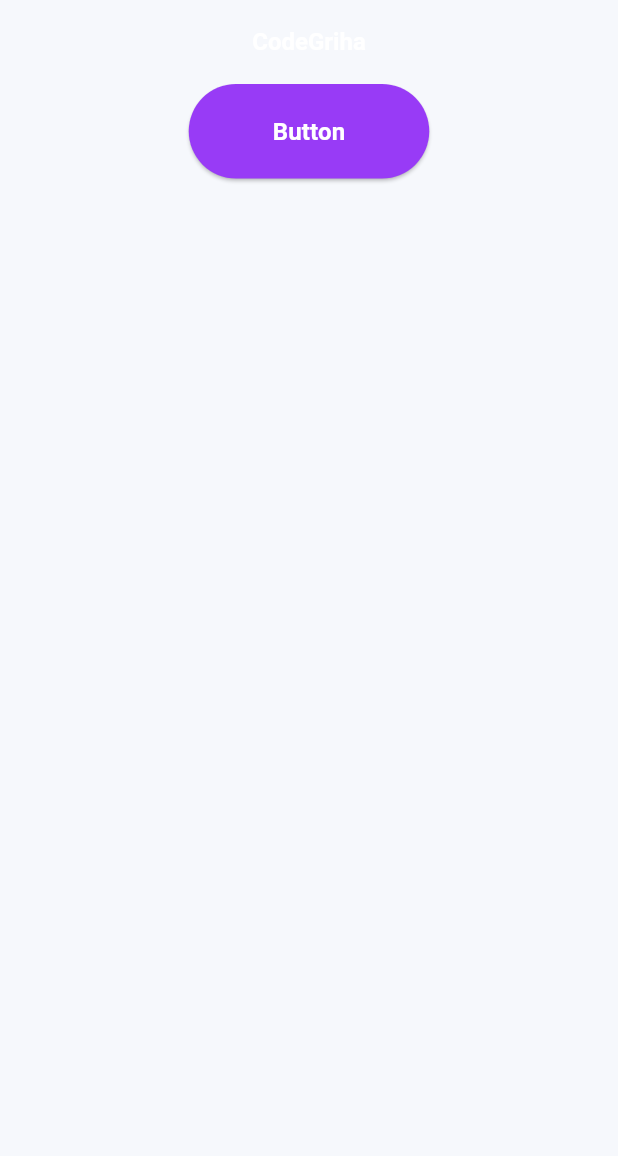
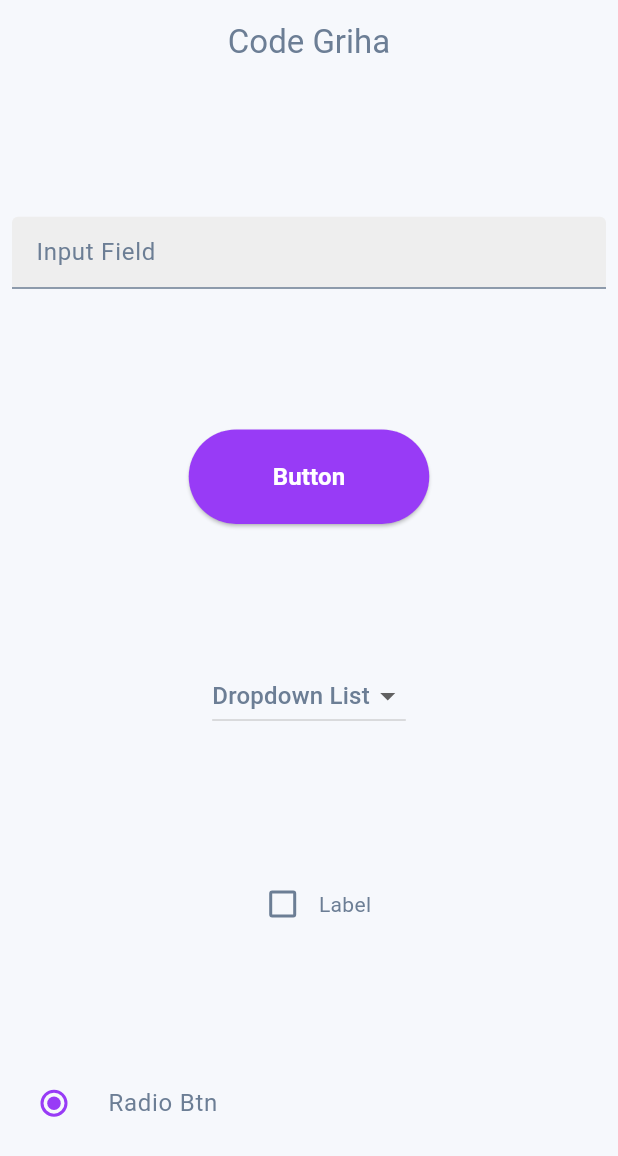
Before and after one commit to TheRealHex/intern_flutter, a Flutter app: the screen it shows after launch, on a phone screen of 412 x 824 dp. Shown: the top 1156 px of the screen. Run offline on Flutter 3.47's test engine with Material 3 defaults, Android fonts, the phone set to English and light mode, and no system bars.

Commit message:
textfield component checkbox component dropdown component radio component

```diff
--- a/lib/component/button.dart
+++ b/lib/component/button.dart
@@ -1,14 +1,10 @@
 import 'package:flutter/material.dart';
 import 'package:intern_flutter/style/styles.dart';
 
-class MyBtn extends StatefulWidget {
-  const MyBtn({super.key});
+class MyBtn extends StatelessWidget {
+  final String text;
+  const MyBtn({super.key, required this.text});
 
-  @override
-  State<MyBtn> createState() => _MyBtnState();
-}
-
-class _MyBtnState extends State<MyBtn> {
   @override
   Widget build(BuildContext context) {
     return ElevatedButton(
@@ -18,7 +14,7 @@ class _MyBtnState extends State<MyBtn> {
         padding: const EdgeInsets.symmetric(vertical: 20, horizontal: 56),
       ),
       child: Text(
-        'Button',
+        text,
         style: mediumTextStyle,
       ),
     );
--- /dev/null
+++ b/lib/component/checkbox.dart
@@ -0,0 +1,44 @@
+import 'package:flutter/material.dart';
+
+class MyCheckBox extends StatefulWidget {
+  final String label;
+  final bool initValue;
+
+  const MyCheckBox({
+    super.key,
+    required this.label,
+    required this.initValue,
+  });
+
+  @override
+  State<MyCheckBox> createState() => _MyCheckBoxState();
+}
+
+class _MyCheckBoxState extends State<MyCheckBox> {
+  late bool _value;
+  @override
+  void initState() {
+    super.initState();
+    _value = widget.initValue;
+  }
+
+  @override
+  Widget build(BuildContext context) {
+    return Row(
+      mainAxisAlignment: MainAxisAlignment.center,
+      children: [
+        Checkbox(
+          value: _value,
+          onChanged: (bool? newValue) {
+            if (newValue != null) {
+              setState(() {
+                _value = newValue;
+              });
+            }
+          },
+        ),
+        Text(widget.label)
+      ],
+    );
+  }
+}
--- /dev/null
+++ b/lib/component/dropdown.dart
@@ -0,0 +1,38 @@
+import 'package:flutter/material.dart';
+
+class MyDropDown extends StatefulWidget {
+  const MyDropDown({super.key});
+
+  @override
+  State<MyDropDown> createState() => _MyDropDownState();
+}
+
+class _MyDropDownState extends State<MyDropDown> {
+  int _value = 0;
+  @override
+  Widget build(BuildContext context) {
+    return DropdownButton<int>(
+        value: _value,
+        items: const [
+          DropdownMenuItem(
+            value: 0,
+            child: Text('Dropdown List'),
+          ),
+          DropdownMenuItem(
+            value: 1,
+            child: Text('List Item 1'),
+          ),
+          DropdownMenuItem(
+            value: 2,
+            child: Text('List Item 2'),
+          )
+        ],
+        onChanged: (int? value) {
+          if (value != null) {
+            setState(() {
+              _value = value;
+            });
+          }
+        });
+  }
+}
--- /dev/null
+++ b/lib/component/input_field.dart
@@ -0,0 +1,21 @@
+import 'package:flutter/material.dart';
+
+class MyInputField extends StatelessWidget {
+  final String hint;
+  const MyInputField({super.key, required this.hint});
+
+  @override
+  Widget build(BuildContext context) {
+    return Padding(
+      padding: const EdgeInsets.all(8.0),
+      child: TextField(
+        decoration: InputDecoration(
+          fillColor: Colors.grey[200],
+          filled: true,
+          hintText: hint,
+        ),
+        maxLines: 1,
+      ),
+    );
+  }
+}
--- /dev/null
+++ b/lib/component/radio.dart
@@ -0,0 +1,24 @@
+import 'package:flutter/material.dart';
+
+class MyRadioBtn extends StatefulWidget {
+  final String text;
+  const MyRadioBtn({
+    super.key,
+    required this.text,
+  });
+
+  @override
+  State<MyRadioBtn> createState() => _MyRadioBtnState();
+}
+
+class _MyRadioBtnState extends State<MyRadioBtn> {
+  @override
+  Widget build(BuildContext context) {
+    return RadioListTile(
+      title: Text(widget.text),
+      value: false,
+      groupValue: false,
+      onChanged: (_) {},
+    );
+  }
+}
--- a/lib/screens/home.dart
+++ b/lib/screens/home.dart
@@ -1,6 +1,9 @@
 import 'package:flutter/material.dart';
 import 'package:intern_flutter/component/button.dart';
-import 'package:intern_flutter/style/styles.dart';
+import 'package:intern_flutter/component/checkbox.dart';
+import 'package:intern_flutter/component/dropdown.dart';
+import 'package:intern_flutter/component/input_field.dart';
+import 'package:intern_flutter/component/radio.dart';
 
 class Home extends StatelessWidget {
   const Home({super.key});
@@ -9,17 +12,26 @@ class Home extends StatelessWidget {
   Widget build(BuildContext context) {
     return Scaffold(
       appBar: AppBar(
-        title: const Text('CodeGriha'),
+        title: const Text('Code Griha'),
         centerTitle: true,
-        titleTextStyle: mediumTextStyle,
         scrolledUnderElevation: 0,
       ),
-      body: const SingleChildScrollView(
-        child: Center(
-          child: Column(
-            children: [MyBtn()],
-          ),
-        ),
+      body: const Column(
+        mainAxisAlignment: MainAxisAlignment.spaceAround,
+        crossAxisAlignment: CrossAxisAlignment.center,
+        children: [
+          SizedBox(height: 20),
+          MyInputField(hint: 'Input Field'),
+          SizedBox(height: 5),
+          MyBtn(text: 'Button'),
+          SizedBox(height: 10),
+          MyDropDown(),
+          SizedBox(height: 10),
+          MyCheckBox(initValue: false, label: 'Label'),
+          SizedBox(width: 5),
+          MyRadioBtn(text: 'Radio Btn'),
+          SizedBox(width: 5),
+        ],
       ),
     );
   }
--- a/lib/style/theme.dart
+++ b/lib/style/theme.dart
@@ -5,6 +5,11 @@ final ThemeData appTheme = ThemeData(
   brightness: Brightness.light,
   primary: Color(0xff983BF6),
   onPrimary: Colors.white,
+
+  //testing
+  outline: Colors.grey,
+  shadow: Colors.black,
+
   secondary: Colors.transparent,
   onSecondary: Color(0xff983BF6),
   error: Color(0xffD32F2F),
```
